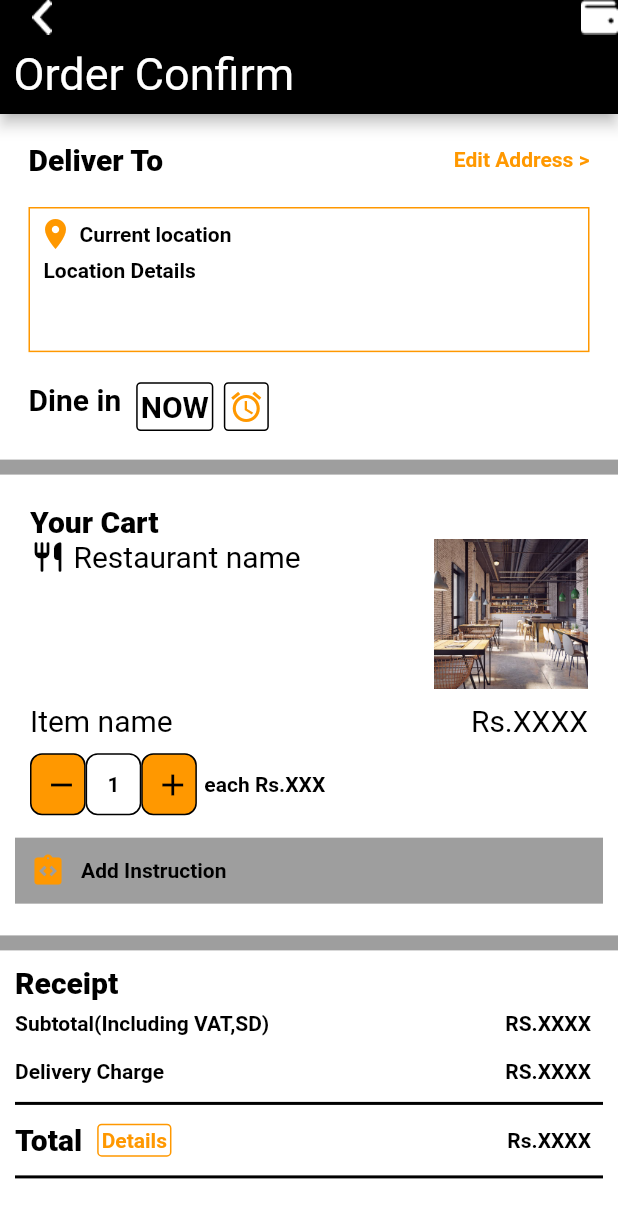
After one commit to sushil11-art/Food-APP, a Flutter app: the OrderScreen screen opened directly, on a phone screen of 412 x 824 dp. The commit adds this screen. Shown: the top 1218 px of the screen. Run offline on Flutter 3.47's test engine with Material 2 defaults, Android fonts, the phone set to English and light mode, and no system bars; our stand-ins replace get.

Commit message:
order screen completed

```diff
--- a/lib/main.dart
+++ b/lib/main.dart
@@ -1,5 +1,6 @@
 import 'package:flutter/material.dart';
 import 'package:food_app/screen/home_screen.dart';
+import 'package:food_app/screen/order_screen.dart';
 import 'package:food_app/screen/restaurant_screen.dart';
 import 'package:get/get.dart';
 
--- a/lib/screen/home_screen.dart
+++ b/lib/screen/home_screen.dart
@@ -1,4 +1,5 @@
 import 'package:flutter/material.dart';
+import 'package:food_app/screen/order_screen.dart';
 import 'package:food_app/screen/restaurant_screen.dart';
 import 'package:food_app/widgets/bottom_nav_bar.dart';
 import 'package:food_app/widgets/food_type_panel.dart';
@@ -26,9 +27,14 @@ class FoodHomeScreen extends StatelessWidget {
                     child: Row(
                       mainAxisAlignment: MainAxisAlignment.spaceAround,
                       children: [
-                        Text('Food Delivery',
-                            style:
-                                TextStyle(fontSize: 30, color: Colors.white)),
+                        InkWell(
+                          onTap: () {
+                            Get.off(OrderScreen());
+                          },
+                          child: Text('Food Delivery',
+                              style:
+                                  TextStyle(fontSize: 30, color: Colors.white)),
+                        ),
                         Expanded(
                             child: SizedBox(
                           width: 10,
--- /dev/null
+++ b/lib/screen/order_screen.dart
@@ -0,0 +1,41 @@
+import 'package:flutter/material.dart';
+import 'package:food_app/screen/home_screen.dart';
+import 'package:food_app/widgets/order_screen_body.dart';
+import 'package:get/get.dart';
+
+class OrderScreen extends StatelessWidget {
+  const OrderScreen({Key? key}) : super(key: key);
+
+  @override
+  Widget build(BuildContext context) {
+    return Scaffold(
+      backgroundColor: Colors.grey,
+      appBar: AppBar(
+        backgroundColor: Colors.black,
+        actions: [
+          Image(image: AssetImage('images/wallet.png')),
+        ],
+        leading: InkWell(
+            onTap: () {
+              Get.off(FoodHomeScreen());
+            },
+            child: Image(image: AssetImage('images/back.png'))),
+        bottom: PreferredSize(
+          child: Padding(
+            padding: const EdgeInsets.all(9.0),
+            child: Row(
+              // mainAxisAlignment: MainAxisAlignment.spaceAround,
+              crossAxisAlignment: CrossAxisAlignment.start,
+              children: const [
+                Text('Order Confirm',
+                    style: TextStyle(fontSize: 30, color: Colors.white)),
+              ],
+            ),
+          ),
+          preferredSize: Size.fromHeight(20),
+        ),
+      ),
+      body: OrderScreenBody(),
+    );
+  }
+}
--- /dev/null
+++ b/lib/widgets/cart_container.dart
@@ -0,0 +1,187 @@
+import 'package:flutter/material.dart';
+
+class OrderCartContainer extends StatelessWidget {
+  const OrderCartContainer({Key? key}) : super(key: key);
+
+  @override
+  Widget build(BuildContext context) {
+    double appBarheight = AppBar().preferredSize.height;
+    final double columnHeight =
+        (MediaQuery.of(context).size.height - appBarheight);
+    return Container(
+      margin: EdgeInsets.only(top: 10),
+      height: columnHeight * 0.40,
+      decoration: BoxDecoration(color: Colors.white),
+      child: Column(
+        mainAxisAlignment: MainAxisAlignment.start,
+        crossAxisAlignment: CrossAxisAlignment.start,
+        children: [
+          // margin: EdgeInsets.all(6),
+          // padding: EdgeInsets.all(6),
+          // width: double.maxFinite,
+          Container(
+            margin: const EdgeInsets.only(top: 10, left: 10, right: 10),
+            padding: const EdgeInsets.only(top: 10, left: 10, right: 10),
+            child: const Text('Your Cart',
+                style: TextStyle(
+                    color: Colors.black,
+                    fontWeight: FontWeight.w800,
+                    fontSize: 20)),
+          ),
+          Container(
+            margin: const EdgeInsets.only(left: 10, right: 10),
+            padding: const EdgeInsets.only(left: 10, right: 10),
+            child: Column(
+              mainAxisAlignment: MainAxisAlignment.start,
+              crossAxisAlignment: CrossAxisAlignment.start,
+              children: [
+                Row(
+                  crossAxisAlignment: CrossAxisAlignment.start,
+                  mainAxisAlignment: MainAxisAlignment.spaceBetween,
+                  children: [
+                    // SizedBox(height: 5),
+                    // width: double.in
+                    Flexible(
+                      child: Container(
+                        child: Row(
+                          children: const [
+                            Icon(Icons.restaurant_rounded, color: Colors.black),
+                            SizedBox(
+                              width: 5,
+                            ),
+                            Flexible(
+                              child: Text('Restaurant name',
+                                  overflow: TextOverflow.ellipsis,
+                                  style: TextStyle(
+                                      color: Colors.black,
+                                      fontWeight: FontWeight.w400,
+                                      fontSize: 20)),
+                            )
+                          ],
+                        ),
+                      ),
+                    ),
+                    Container(
+                      height: (MediaQuery.of(context).size.height -
+                              appBarheight -
+                              columnHeight * 0.35) *
+                          0.2,
+                      width: MediaQuery.of(context).size.width * 0.25,
+                      decoration: const BoxDecoration(
+                          image: DecorationImage(
+                              image: AssetImage("images/restaurant2.jpg"),
+                              fit: BoxFit.cover)),
+                    ),
+                  ],
+                ),
+              ],
+            ),
+          ),
+          Container(
+            margin: const EdgeInsets.only(left: 10, right: 10, top: 10),
+            padding: const EdgeInsets.only(left: 10, right: 10),
+            child: Row(
+              mainAxisAlignment: MainAxisAlignment.spaceBetween,
+              children: const [
+                Flexible(
+                  child: Text('Item name',
+                      style: TextStyle(
+                          color: Colors.black,
+                          fontWeight: FontWeight.w400,
+                          fontSize: 20)),
+                ),
+                Flexible(
+                  child: Text('Rs.XXXX',
+                      style: TextStyle(
+                          color: Colors.black,
+                          fontWeight: FontWeight.w400,
+                          fontSize: 20)),
+                )
+              ],
+            ),
+          ),
+          Container(
+            margin: const EdgeInsets.only(left: 10, right: 10, top: 10),
+            padding: const EdgeInsets.only(left: 10, right: 10),
+            child: Row(
+              children: [
+                Container(
+                  // padding: EdgeInsets.all(2),
+                  height: MediaQuery.of(context).size.height * 0.05,
+                  width: MediaQuery.of(context).size.width * 0.09,
+                  decoration: BoxDecoration(
+                      color: Colors.orange,
+                      border: Border.all(color: Colors.black),
+                      borderRadius: BorderRadius.circular(8)),
+                  child: Center(
+                      child: IconButton(
+                          onPressed: () {},
+                          icon: const Icon(Icons.remove, color: Colors.black))),
+                ),
+                Container(
+                  // padding: EdgeInsets.all(2),
+                  height: MediaQuery.of(context).size.height * 0.05,
+                  width: MediaQuery.of(context).size.width * 0.09,
+                  decoration: BoxDecoration(
+                      color: Colors.white,
+                      border: Border.all(color: Colors.black),
+                      borderRadius: BorderRadius.circular(8)),
+                  child: const Center(
+                    child: Text('1',
+                        style: TextStyle(
+                            color: Colors.black, fontWeight: FontWeight.w600)),
+                  ),
+                ),
+                Container(
+                  // padding: EdgeInsets.all(2),
+                  height: MediaQuery.of(context).size.height * 0.05,
+                  width: MediaQuery.of(context).size.width * 0.09,
+                  decoration: BoxDecoration(
+                      color: Colors.orange,
+                      border: Border.all(color: Colors.black),
+                      borderRadius: BorderRadius.circular(8)),
+                  child: Center(
+                      child: IconButton(
+                          onPressed: () {},
+                          icon: const Icon(Icons.add, color: Colors.black))),
+                ),
+                SizedBox(
+                  width: 5,
+                ),
+                Container(
+                  child: const Text(
+                    'each Rs.XXX',
+                    style: TextStyle(
+                        color: Colors.black, fontWeight: FontWeight.w600),
+                  ),
+                ),
+              ],
+            ),
+          ),
+
+          Container(
+            margin:
+                const EdgeInsets.only(left: 10, right: 10, top: 15, bottom: 10),
+            padding:
+                const EdgeInsets.only(top: 10, left: 10, right: 10, bottom: 10),
+            decoration: BoxDecoration(color: Colors.grey),
+            child: Row(
+              mainAxisAlignment: MainAxisAlignment.start,
+              children: [
+                Icon(Icons.integration_instructions, color: Colors.orange),
+                SizedBox(
+                  width: 10,
+                ),
+                Text(
+                  "Add Instruction",
+                  style: TextStyle(
+                      color: Colors.black, fontWeight: FontWeight.w600),
+                )
+              ],
+            ),
+          )
+        ],
+      ),
+    );
+  }
+}
--- /dev/null
+++ b/lib/widgets/delivery_container.dart
@@ -0,0 +1,148 @@
+import 'package:flutter/material.dart';
+
+class OrderDeliveryContainer extends StatelessWidget {
+  const OrderDeliveryContainer({Key? key}) : super(key: key);
+
+  @override
+  Widget build(BuildContext context) {
+    double appBarheight = AppBar().preferredSize.height;
+    final double columnHeight =
+        (MediaQuery.of(context).size.height - appBarheight);
+    return Container(
+        height: columnHeight * 0.30,
+        // width: double.infinity,
+        child: Column(
+          children: [
+            Container(
+              margin: const EdgeInsets.all(10),
+              child: Row(
+                mainAxisAlignment: MainAxisAlignment.spaceBetween,
+                children: const [
+                  Text(
+                    'Deliver To',
+                    style: TextStyle(
+                        color: Colors.black,
+                        fontWeight: FontWeight.w800,
+                        fontSize: 20),
+                  ),
+                  Text(
+                    'Edit Address >',
+                    style: TextStyle(
+                        color: Colors.orange, fontWeight: FontWeight.w600),
+                  )
+                ],
+              ),
+            ),
+            Container(
+              margin: const EdgeInsets.all(10),
+              height: (MediaQuery.of(context).size.height -
+                      appBarheight -
+                      columnHeight * 0.30) *
+                  0.18,
+              decoration:
+                  BoxDecoration(border: Border.all(color: Colors.orange)),
+              child: Padding(
+                padding: const EdgeInsets.all(5),
+                child: Column(
+                  // mainAxisAlignment: MainAxisAlignment.start,
+                  crossAxisAlignment: CrossAxisAlignment.start,
+                  children: [
+                    Row(
+                      crossAxisAlignment: CrossAxisAlignment.start,
+                      mainAxisAlignment: MainAxisAlignment.start,
+                      children: const [
+                        Icon(
+                          Icons.location_on,
+                          color: Colors.orange,
+                        ),
+                        Flexible(
+                            child: Padding(
+                          padding: EdgeInsets.all(4),
+                          child: Text(
+                            "Current location",
+                            style: TextStyle(
+                                color: Colors.black,
+                                fontWeight: FontWeight.w600),
+                          ),
+                        ))
+                      ],
+                    ),
+                    Row(
+                      crossAxisAlignment: CrossAxisAlignment.start,
+                      mainAxisAlignment: MainAxisAlignment.start,
+                      children: const [
+                        Flexible(
+                            child: Padding(
+                          padding: EdgeInsets.all(4),
+                          child: Text(
+                            'Location Details',
+                            style: TextStyle(
+                                color: Colors.black,
+                                fontWeight: FontWeight.w600),
+                          ),
+                        ))
+                      ],
+                    )
+                  ],
+                ),
+              ),
+            ),
+            Expanded(
+              child: Container(
+                margin: const EdgeInsets.all(10),
+                // width: double.infinity,
+                child: Row(
+                  crossAxisAlignment: CrossAxisAlignment.start,
+                  // mainAxisAlignment: MainAxisAlignment.spaceBetween,
+                  children: [
+                    Flexible(
+                      child: Text('Dine in',
+                          style: TextStyle(
+                              color: Colors.black,
+                              fontWeight: FontWeight.w600,
+                              fontSize: 20)),
+                    ),
+                    const SizedBox(
+                      width: 10,
+                    ),
+                    Container(
+                      // width: 10,
+                      padding: EdgeInsets.all(2),
+                      child: const Center(
+                        child: Text(
+                          'NOW',
+                          style: TextStyle(
+                              color: Colors.black,
+                              fontWeight: FontWeight.w600,
+                              fontSize: 20),
+                        ),
+                      ),
+                      decoration: BoxDecoration(
+                          border: Border.all(color: Colors.black),
+                          borderRadius: BorderRadius.circular(3)),
+                    ),
+                    const SizedBox(
+                      width: 7,
+                    ),
+                    Container(
+                      padding: EdgeInsets.all(2),
+                      decoration: BoxDecoration(
+                          border: Border.all(color: Colors.black),
+                          borderRadius: BorderRadius.circular(3)),
+                      child: const Center(
+                        child: Icon(
+                          Icons.access_alarms,
+                          color: Colors.orange,
+                        ),
+                      ),
+                    )
+                  ],
+                ),
+              ),
+            )
+          ],
+        ),
+        padding: const EdgeInsets.all(9.0),
+        decoration: const BoxDecoration(color: Colors.white));
+  }
+}
--- /dev/null
+++ b/lib/widgets/order_receipt_container.dart
@@ -0,0 +1,151 @@
+import 'package:flutter/material.dart';
+
+class OrderReceiptContainer extends StatelessWidget {
+  const OrderReceiptContainer({Key? key}) : super(key: key);
+
+  @override
+  Widget build(BuildContext context) {
+    double appBarheight = AppBar().preferredSize.height;
+    final double columnHeight =
+        (MediaQuery.of(context).size.height - appBarheight);
+    return Container(
+        // height: columnHeight * 30,
+        margin: const EdgeInsets.only(top: 10),
+        decoration: const BoxDecoration(color: Colors.white),
+        child: Container(
+          margin: const EdgeInsets.only(left: 10, right: 10, top: 10),
+          child: Column(
+            mainAxisAlignment: MainAxisAlignment.start,
+            crossAxisAlignment: CrossAxisAlignment.start,
+            children: [
+              const Text('Receipt',
+                  style: TextStyle(
+                      color: Colors.black,
+                      fontWeight: FontWeight.w800,
+                      fontSize: 20)),
+              Padding(
+                padding: const EdgeInsets.only(top: 8, bottom: 8, right: 8),
+                child: Row(
+                  mainAxisAlignment: MainAxisAlignment.spaceBetween,
+                  children: const [
+                    Text("Subtotal(Including VAT,SD)",
+                        style: TextStyle(
+                          color: Colors.black,
+                          fontWeight: FontWeight.w600,
+                        )),
+                    Text("RS.XXXX",
+                        style: TextStyle(
+                          color: Colors.black,
+                          fontWeight: FontWeight.w600,
+                        ))
+                  ],
+                ),
+              ),
+              Padding(
+                padding: const EdgeInsets.only(top: 8, bottom: 8, right: 8),
+                child: Row(
+                  mainAxisAlignment: MainAxisAlignment.spaceBetween,
+                  children: const [
+                    Text("Delivery Charge ",
+                        style: TextStyle(
+                          color: Colors.black,
+                          fontWeight: FontWeight.w600,
+                        )),
+                    Text("RS.XXXX",
+                        style: TextStyle(
+                          color: Colors.black,
+                          fontWeight: FontWeight.w600,
+                        ))
+                  ],
+                ),
+              ),
+              const Divider(
+                height: 10,
+                thickness: 2,
+                color: Colors.black,
+              ),
+              Padding(
+                padding: const EdgeInsets.only(top: 8, bottom: 8, right: 8),
+                child: Row(
+                  mainAxisAlignment: MainAxisAlignment.spaceBetween,
+                  children: [
+                    Row(
+                      children: [
+                        const Text("Total",
+                            style: TextStyle(
+                                color: Colors.black,
+                                fontWeight: FontWeight.w800,
+                                fontSize: 20)),
+                        const SizedBox(
+                          width: 10,
+                        ),
+                        Container(
+                          // width: 10,
+                          padding: EdgeInsets.all(2),
+                          child: const Center(
+                            child: Text(
+                              'Details',
+                              style: TextStyle(
+                                color: Colors.orange,
+                                fontWeight: FontWeight.w600,
+                              ),
+                            ),
+                          ),
+                          decoration: BoxDecoration(
+                              border: Border.all(color: Colors.orange),
+                              borderRadius: BorderRadius.circular(3)),
+                        ),
+                      ],
+                    ),
+                    Row(
+                      children: const [
+                        Text('Rs.XXXX',
+                            style: TextStyle(
+                              color: Colors.black,
+                              fontWeight: FontWeight.w600,
+                            ))
+                      ],
+                    )
+                  ],
+                ),
+              ),
+              const Divider(
+                height: 10,
+                thickness: 2,
+                color: Colors.black,
+              ),
+              Padding(
+                padding: const EdgeInsets.only(top: 60, bottom: 8, right: 8),
+                child: Column(
+                  mainAxisAlignment: MainAxisAlignment.start,
+                  crossAxisAlignment: CrossAxisAlignment.start,
+                  children: [
+                    const Text(
+                      'Add to Bucket',
+                      style: TextStyle(color: Colors.orange),
+                    ),
+                    SizedBox(
+                      height: 10,
+                    ),
+                    Container(
+                      width: double.infinity,
+                      height: MediaQuery.of(context).size.height * 0.05,
+                      child: const Center(
+                          child: Text('Place Order',
+                              style: TextStyle(
+                                  color: Colors.white,
+                                  fontWeight: FontWeight.w800,
+                                  fontSize: 20))),
+                      decoration: BoxDecoration(
+                          color: Colors.orange,
+                          border: Border.all(color: Colors.orange),
+                          borderRadius: BorderRadius.circular(8)),
+                    )
+                  ],
+                ),
+              )
+            ],
+          ),
+        ));
+  }
+}
--- /dev/null
+++ b/lib/widgets/order_screen_body.dart
@@ -0,0 +1,23 @@
+import 'package:flutter/material.dart';
+import 'package:food_app/widgets/cart_container.dart';
+import 'package:food_app/widgets/delivery_container.dart';
+import 'package:food_app/widgets/order_receipt_container.dart';
+
+class OrderScreenBody extends StatelessWidget {
+  const OrderScreenBody({Key? key}) : super(key: key);
+
+  @override
+  Widget build(BuildContext context) {
+    return Container(
+      child: SingleChildScrollView(
+        child: Column(
+          children: [
+            OrderDeliveryContainer(),
+            OrderCartContainer(),
+            OrderReceiptContainer()
+          ],
+        ),
+      ),
+    );
+  }
+}
--- a/lib/widgets/search_bar.dart
+++ b/lib/widgets/search_bar.dart
@@ -1,4 +1,7 @@
 import 'package:flutter/material.dart';
+import 'package:food_app/screen/order_screen.dart';
+import 'package:food_app/screen/restaurant_screen.dart';
+import 'package:get/get.dart';
 
 class SearchBar extends StatelessWidget {
   const SearchBar({
@@ -31,6 +34,10 @@ class SearchBar extends StatelessWidget {
         ),
         Padding(
           padding: const EdgeInsets.all(5.0),
+          child: InkWell(
+            onTap: () {
+              Get.off(RestaurantScreen());
+            },
             child: Container(
               padding: EdgeInsets.all(10),
               child: Image(image: AssetImage('images/filter.png')),
@@ -44,8 +51,13 @@ class SearchBar extends StatelessWidget {
                   )),
             ),
           ),
+        ),
         Padding(
           padding: const EdgeInsets.all(5.0),
+          child: InkWell(
+            onTap: () {
+              Get.off(OrderScreen());
+            },
             child: Container(
               padding: EdgeInsets.all(10),
               child: Image(image: AssetImage('images/favriote.png')),
@@ -59,6 +71,7 @@ class SearchBar extends StatelessWidget {
                   )),
             ),
           ),
+        ),
       ],
     );
   }
```
Lines whose indentation alone changed are shown as unchanged.
